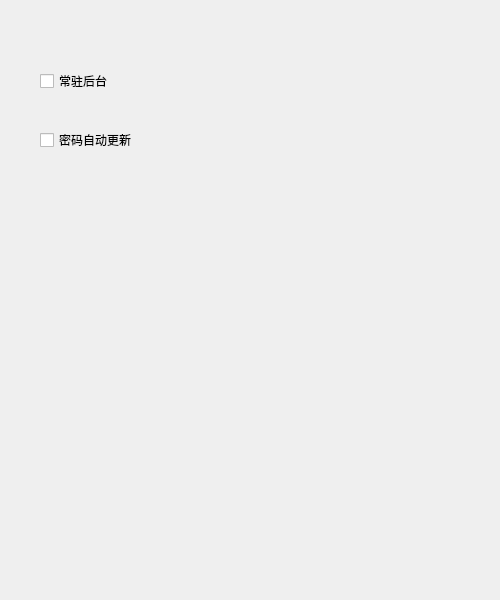
Qt form app/src/views/setting/settingpage.ui (pjlt/lanthing-pc) before a commit.
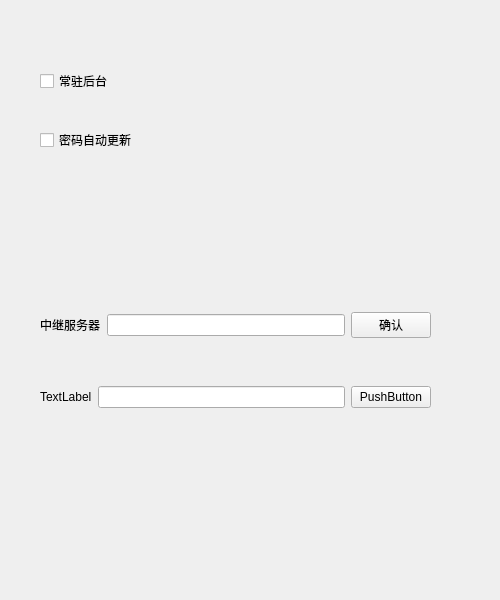
The same form after that commit.

Commit message: 添加中继服务设置项、保存UI设置界面的设置项

```diff
--- a/app/src/views/setting/settingpage.ui
+++ b/app/src/views/setting/settingpage.ui
@@ -39,6 +39,60 @@
     </item>
    </layout>
   </widget>
+  <widget class="QWidget" name="verticalLayoutWidget">
+   <property name="geometry">
+    <rect>
+     <x>40</x>
+     <y>270</y>
+     <width>391</width>
+     <height>181</height>
+    </rect>
+   </property>
+   <layout class="QVBoxLayout" name="verticalLayout">
+    <item>
+     <layout class="QHBoxLayout" name="horizontalLayout">
+      <item>
+       <widget class="QLabel" name="label_relay">
+        <property name="text">
+         <string>中继服务器</string>
+        </property>
+       </widget>
+      </item>
+      <item>
+       <widget class="QLineEdit" name="lineedit_relay"/>
+      </item>
+      <item>
+       <widget class="QPushButton" name="button_relay">
+        <property name="text">
+         <string>确认</string>
+        </property>
+       </widget>
+      </item>
+     </layout>
+    </item>
+    <item>
+     <layout class="QHBoxLayout" name="horizontalLayout_2">
+      <item>
+       <widget class="QLabel" name="label_2">
+        <property name="text">
+         <string>TextLabel</string>
+        </property>
+       </widget>
+      </item>
+      <item>
+       <widget class="QLineEdit" name="lineEdit_2"/>
+      </item>
+      <item>
+       <widget class="QPushButton" name="pushButton_2">
+        <property name="text">
+         <string>PushButton</string>
+        </property>
+       </widget>
+      </item>
+     </layout>
+    </item>
+   </layout>
+  </widget>
  </widget>
  <resources/>
  <connections/>
```
Left out of the diff: 4 changed lines with no effect on the pictures. The commit also changes 5 other files.
